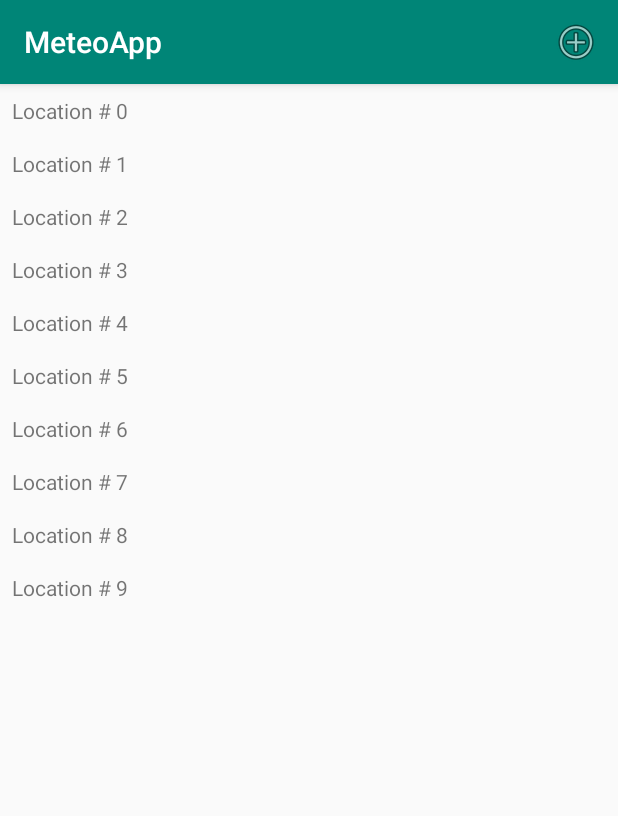
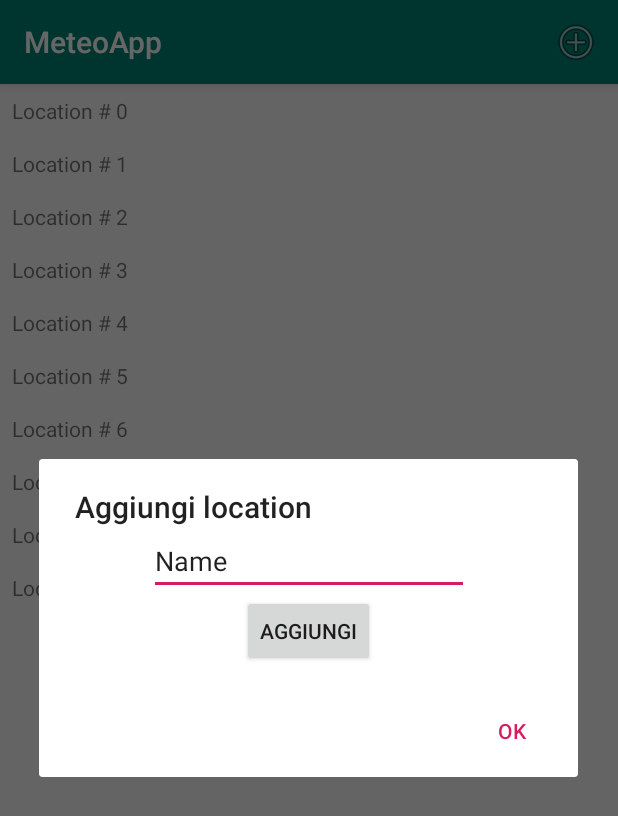
Before and after one commit to matteo-metaldi/appMobile, an Android app: the screen it shows after launch (MainActivity), after a tap on "New", on a phone screen of 412 x 824 dp. Shown: the top 816 px of the screen. Run offline under Robolectric (Android 15) with nearby library versions, the phone set to English and light mode, and no system bars; libraries missing offline, so code that uses them is left out: io.nlopez.smartlocation; 3 statements that could not run were skipped.

Commit message:
added add location fragment

```diff
--- a/app/src/main/java/ch/supsi/dti/isin/meteoapp/activities/MainActivity.java
+++ b/app/src/main/java/ch/supsi/dti/isin/meteoapp/activities/MainActivity.java
@@ -20,6 +20,7 @@ import java.util.List;
 import java.util.Locale;
 
 import ch.supsi.dti.isin.meteoapp.R;
+import ch.supsi.dti.isin.meteoapp.fragments.AddLocationFragment;
 import ch.supsi.dti.isin.meteoapp.fragments.ListFragment;
 import io.nlopez.smartlocation.OnLocationUpdatedListener;
 import io.nlopez.smartlocation.OnReverseGeocodingListener;
--- /dev/null
+++ b/app/src/main/java/ch/supsi/dti/isin/meteoapp/fragments/AddLocationFragment.java
@@ -0,0 +1,57 @@
+package ch.supsi.dti.isin.meteoapp.fragments;
+
+import android.app.Activity;
+import android.app.Dialog;
+import android.content.DialogInterface;
+import android.os.Bundle;
+import android.view.LayoutInflater;
+import android.view.View;
+import android.view.ViewGroup;
+import android.widget.CalendarView;
+
+import androidx.annotation.NonNull;
+import androidx.annotation.Nullable;
+import androidx.appcompat.app.AlertDialog;
+import androidx.fragment.app.DialogFragment;
+
+import java.util.Calendar;
+import java.util.Date;
+import java.util.GregorianCalendar;
+
+import ch.supsi.dti.isin.meteoapp.R;
+
+public class AddLocationFragment extends DialogFragment {
+    //View v = LayoutInflater.from(getActivity()).inflate(R.layout.fragment_add_location, null);
+
+    public static AddLocationFragment newInstance() {
+        return new AddLocationFragment();
+    }
+
+    @Override
+    public void onCreate(@Nullable Bundle savedInstanceState) {
+        super.onCreate(savedInstanceState);
+        setHasOptionsMenu(true);
+    }
+
+    @NonNull
+    @Override
+    public Dialog onCreateDialog(Bundle savedInstanceState) {
+
+        View v = LayoutInflater.from(getActivity()).inflate(R.layout.fragment_add_location, null);
+
+        //CalendarView calendarView = v.findViewById(R.id.calendarView);
+        //calendarView.setDate(31102000);
+
+        return new AlertDialog.Builder(getActivity())
+                .setView(v)
+                .setTitle("Aggiungi location")
+                .setPositiveButton(android.R.string.ok,
+                        new DialogInterface.OnClickListener() {
+                            @Override
+                            public void onClick(DialogInterface dialog, int which) {
+
+                            }
+                        })
+                .create();
+    }
+}
--- a/app/src/main/java/ch/supsi/dti/isin/meteoapp/fragments/ListFragment.java
+++ b/app/src/main/java/ch/supsi/dti/isin/meteoapp/fragments/ListFragment.java
@@ -3,6 +3,7 @@ package ch.supsi.dti.isin.meteoapp.fragments;
 import android.content.Intent;
 import android.os.Bundle;
 import androidx.fragment.app.Fragment;
+import androidx.fragment.app.FragmentManager;
 import androidx.recyclerview.widget.LinearLayoutManager;
 import androidx.recyclerview.widget.RecyclerView;
 import android.view.LayoutInflater;
@@ -14,6 +15,7 @@ import android.view.ViewGroup;
 import android.widget.TextView;
 import android.widget.Toast;
 
+import java.text.ParseException;
 import java.util.List;
 
 import ch.supsi.dti.isin.meteoapp.R;
@@ -57,6 +59,12 @@ public class ListFragment extends Fragment {
     public boolean onOptionsItemSelected(MenuItem item) {
         switch (item.getItemId()) {
             case R.id.menu_add:
+                System.out.println("ciao");
+                FragmentManager manager = getFragmentManager();
+                AddLocationFragment dialog = AddLocationFragment.newInstance();
+
+                dialog.setTargetFragment(ListFragment.this, 0);
+                dialog.show(manager, "TestDialog");
                 Toast toast = Toast.makeText(getActivity(),
                         "Add a location",
                         Toast.LENGTH_SHORT);
--- /dev/null
+++ b/app/src/main/res/layout/fragment_add_location.xml
@@ -0,0 +1,33 @@
+<?xml version="1.0" encoding="utf-8"?>
+<androidx.constraintlayout.widget.ConstraintLayout xmlns:android="http://schemas.android.com/apk/res/android"
+    xmlns:app="http://schemas.android.com/apk/res-auto"
+    xmlns:tools="http://schemas.android.com/tools"
+    android:id="@+id/add_location"
+    android:layout_width="match_parent"
+    android:layout_height="match_parent" >
+
+    <Button
+        android:id="@+id/button2"
+        android:layout_width="wrap_content"
+        android:layout_height="wrap_content"
+        android:text="Aggiungi"
+        app:layout_constraintBottom_toBottomOf="parent"
+        app:layout_constraintEnd_toEndOf="parent"
+        app:layout_constraintStart_toStartOf="parent"
+        app:layout_constraintTop_toTopOf="parent"
+        app:layout_constraintVertical_bias="0.799" />
+
+    <EditText
+        android:id="@+id/editTextTextPersonName"
+        android:layout_width="wrap_content"
+        android:layout_height="wrap_content"
+        android:ems="10"
+        android:inputType="textPersonName"
+        android:text="Name"
+        app:layout_constraintBottom_toTopOf="@+id/button2"
+        app:layout_constraintEnd_toEndOf="parent"
+        app:layout_constraintStart_toStartOf="parent"
+        app:layout_constraintTop_toTopOf="parent"
+        app:layout_constraintVertical_bias="0.826" />
+
+</androidx.constraintlayout.widget.ConstraintLayout>
```
